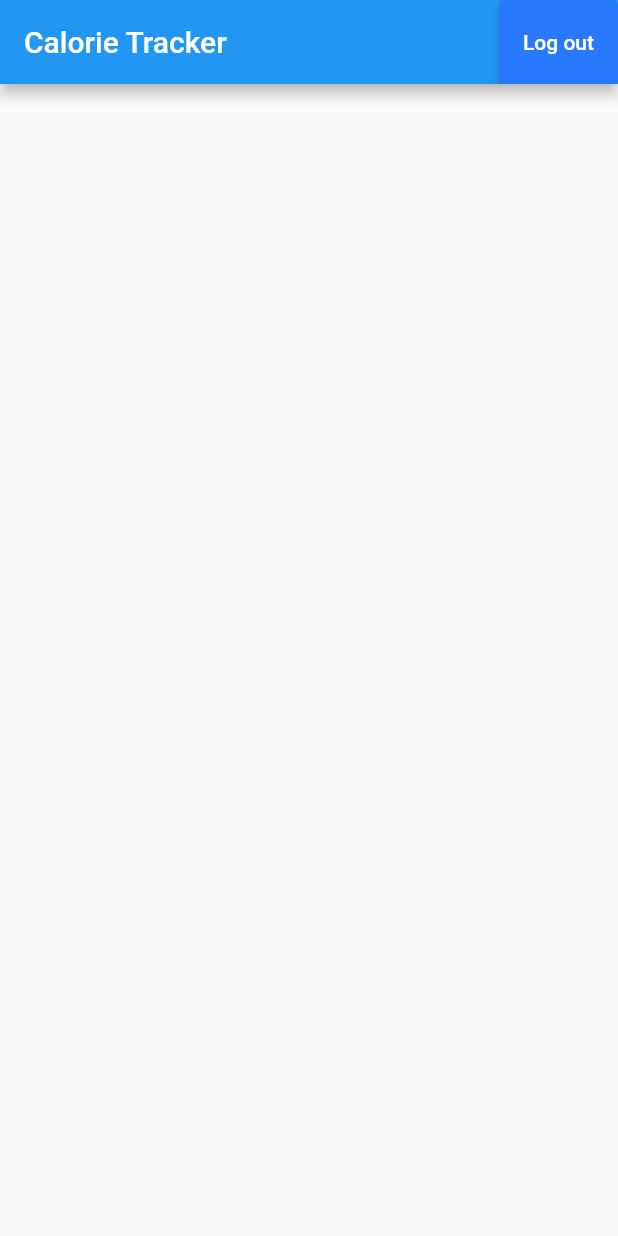
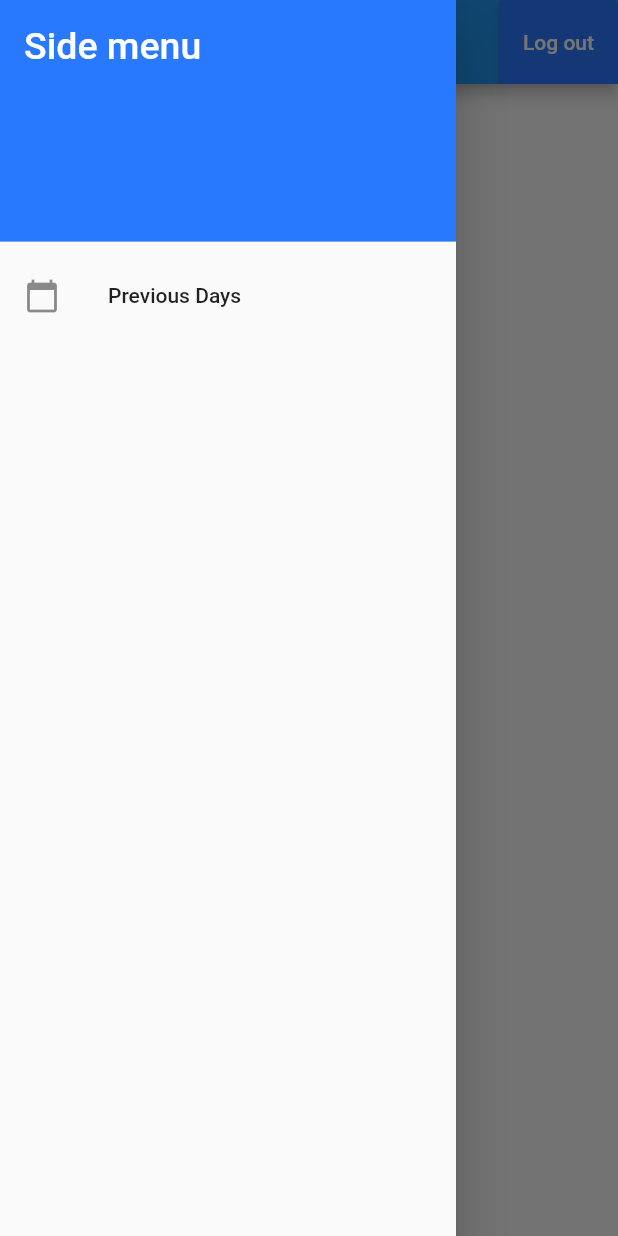
Before and after one commit to amahi2001/Calorie-Tracker, a Flutter app: the screen it shows once a user with an empty profile is signed in, with the side drawer open (before the commit the screen has no drawer), on a phone screen of 412 x 824 dp. Run offline on Flutter 3.47's test engine with Material 2 defaults, Android fonts, the phone set to English and light mode, and no system bars; our stand-ins replace firebase_auth, firebase_core, flutter_signin_button, google_sign_in; missing offline and left inert: twitter_login; accounts and stored records are empty.

Commit message:
implemented side nav and proto-previous days

```diff
--- a/group3/lib/main.dart
+++ b/group3/lib/main.dart
@@ -2,7 +2,9 @@ import 'package:flutter/material.dart';
 import 'package:firebase_core/firebase_core.dart';
 import 'firebase_options.dart';
 
-import 'auth.dart';
+import 'auth.dart'; //authentication view
+import 'nav_drawer.dart'; //navigation drawer/ sidebar
+import 'previous_days.dart'; //previous days view
 void main() async {
   WidgetsFlutterBinding.ensureInitialized();
   await Firebase.initializeApp(
@@ -60,6 +62,7 @@ class LoginPage extends StatelessWidget {
   @override
   Widget build(BuildContext context) =>
     Scaffold(
+      drawer: NavDrawer(), // this is our sidebar
       appBar: AppBar(
         // Here we take the value from the MyHomePage object that was created by
         // the App.build method, and use it to set our appbar title.
--- /dev/null
+++ b/group3/lib/nav_drawer.dart
@@ -0,0 +1,39 @@
+import 'package:flutter/material.dart';
+import 'previous_days.dart'; //previous days view
+
+class NavDrawer extends StatelessWidget {
+  @override
+  Widget build(BuildContext context) {
+    return Drawer(
+      child: ListView(
+        padding: EdgeInsets.zero,
+        children: <Widget>[
+          DrawerHeader(
+            child: Text(
+              'Side menu',
+              style: TextStyle(color: Colors.white, fontSize: 25),
+            ),
+            decoration: BoxDecoration(
+              color: Colors.blueAccent[400],
+              // image: DecorationImage(
+              //     fit: BoxFit.fill,
+              //     image: AssetImage('assets/images/cover.jpg')
+              //     )
+            ),
+          ),
+          ListTile(
+            //for previous days
+            leading: Icon(Icons.calendar_today),
+            title: Text('Previous Days'),
+            onTap: () => {
+              Navigator.push(
+                context,
+                MaterialPageRoute(builder: (context) => PreviousDays()),
+              )
+            },
+          ),
+        ],
+      ),
+    );
+  }
+}
```
Also changed, not shown: group3/lib/previous_days.dart (added, +22 -0 lines).
